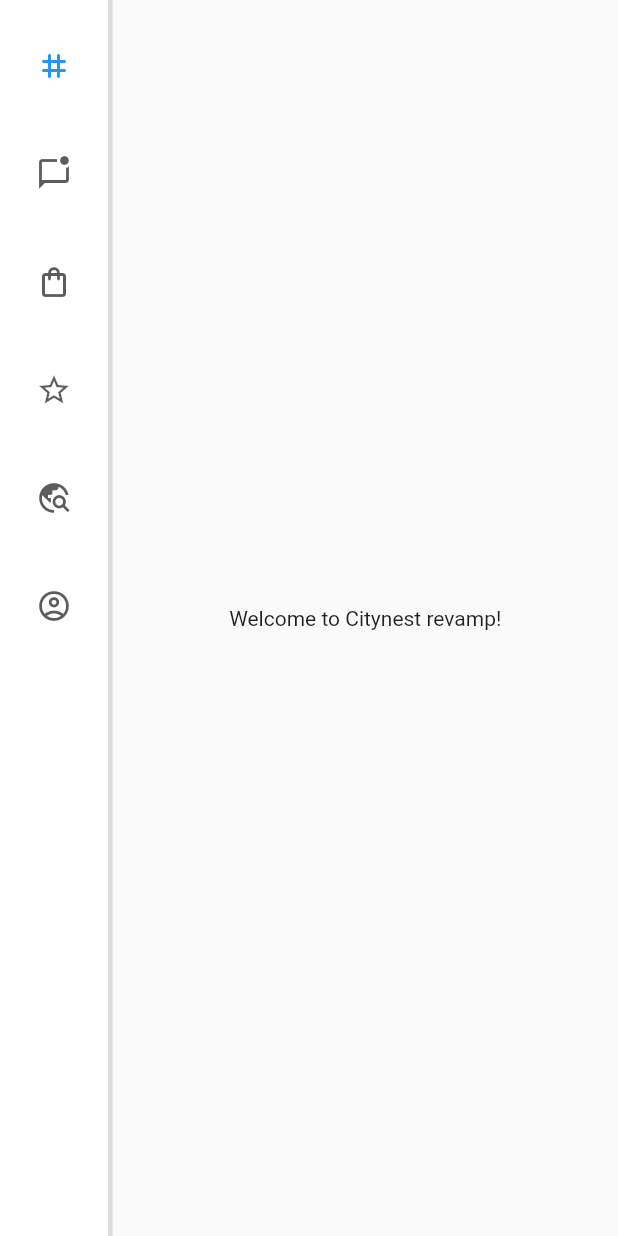
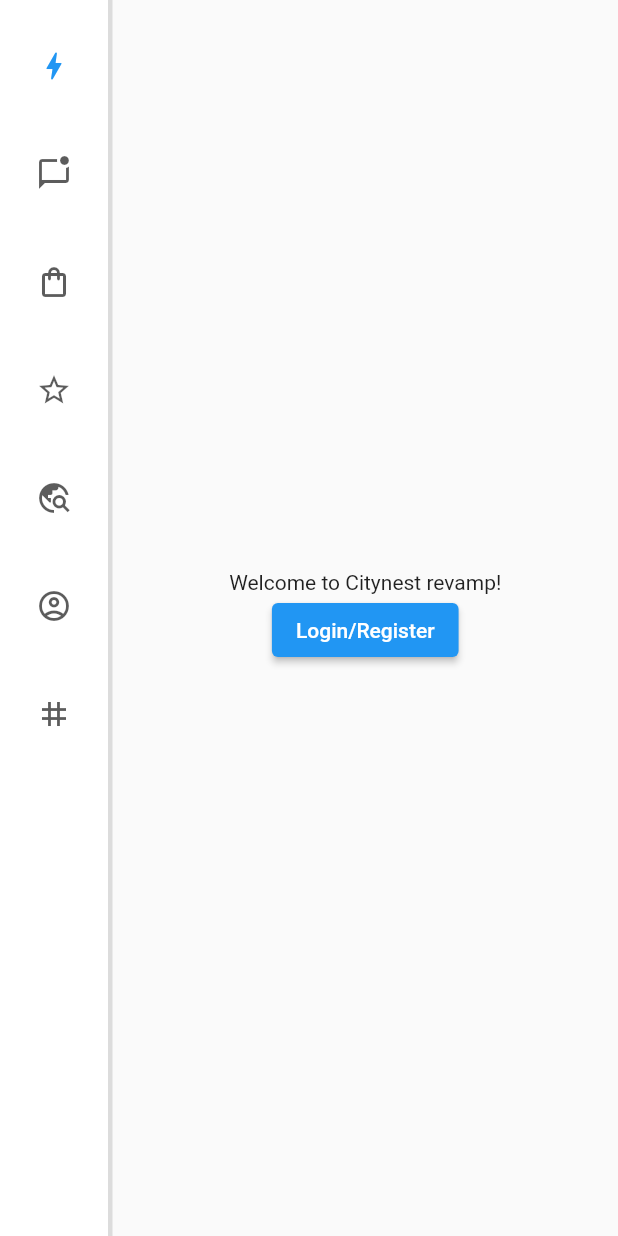
Before and after one commit to Citynest/cloud9, a Flutter app: the screen it shows after launch, on a phone screen of 412 x 824 dp. Run offline on Flutter 3.47's test engine with Material 2 defaults, Android fonts, the phone set to English and light mode, and no system bars.

Commit message:
Added some buttons for registration and login

```diff
--- a/lib/main.dart
+++ b/lib/main.dart
@@ -1,12 +1,10 @@
-// ignore_for_file: slash_for_doc_comments
-
+import 'package:cloud9/login_screen.dart';
 import 'package:flutter/material.dart';
 
-void main() => runApp(const Cloud9());
+void main() => runApp(Cloud9());
 
-//Cloud9 is a stateless widget (an empty plate/ canvas) which allows other widgets to modify it
 class Cloud9 extends StatelessWidget {
-  const Cloud9({super.key});
+  Cloud9({Key? key}) : super(key: key);
 
   @override
   Widget build(BuildContext context) {
@@ -16,27 +14,16 @@
   }
 }
 
-/**
- * PowerTool is the structure of the Navigation bar which is on the left side of the app
- * it is a stateful widget which fills empty spaces (statelesswidgets)
- *it is mostly responsible for giving the navigation bar various states depending on what is selected
- */
 class PowerTool extends StatefulWidget {
-  const PowerTool({super.key});
+  const PowerTool({Key? key}) : super(key: key);
 
   @override
   State<PowerTool> createState() => _PowerToolState();
 }
 
-/**
- * The code below simply extends the functionality of the navigation bar giving it it's
- * ability to allocate lists/ branches found within the navigation bar with numbers from 0 going up
- * It allows the Navbar to highlight the selected index and set it's state, it has icons in it
- *and other interactables
- */
 class _PowerToolState extends State<PowerTool> {
   int _selectedIndex = 0;
-  NavigationRailLabelType labelType = NavigationRailLabelType.selected;
+  NavigationRailLabelType labelType = NavigationRailLabelType.all;
   bool showLeading = false;
   bool showTrailing = false;
   double groupAligment = -1.0;
@@ -56,60 +43,60 @@
             },
             destinations: const <NavigationRailDestination>[
               NavigationRailDestination(
+                label: Text('Testing room'),
+                icon: Icon(Icons.water_drop_outlined),
+                selectedIcon: Icon(Icons.bolt_rounded),
+              ),
+              NavigationRailDestination(
+                label: Text('Chats'),
+                icon: Icon(Icons.mark_chat_unread_outlined),
+                selectedIcon: Icon(Icons.mark_chat_read),
+              ),
+              NavigationRailDestination(
+                label: Text('Shop'),
+                icon: Icon(Icons.shopping_bag_outlined),
+                selectedIcon: Icon(Icons.shopping_bag_rounded),
+              ),
+              NavigationRailDestination(
+                label: Text('Saved'),
+                icon: Icon(Icons.star_border_outlined),
+                selectedIcon: Icon(Icons.stars_rounded),
+              ),
+              NavigationRailDestination(
+                label: Text('Explore'),
+                icon: Icon(Icons.travel_explore_outlined),
+                selectedIcon: Icon(Icons.travel_explore_rounded),
+              ),
+              NavigationRailDestination(
+                label: Text('Settings'),
+                icon: Icon(Icons.account_circle_outlined),
+                selectedIcon: Icon(Icons.account_circle_rounded),
+              ),
+              NavigationRailDestination(
+                label: Text('Home'),
                 icon: Icon(Icons.tag_outlined),
                 selectedIcon: Icon(Icons.tag_rounded),
-                label: Text('Home'),
-                /*TODO I suspect that I can add a button here that allows me to switch the state of the
-              application between Home, chats, explore... etc*/
-              ),
-              NavigationRailDestination(
-                icon: Icon(Icons.mark_chat_unread_outlined),
-                selectedIcon: Icon(Icons.mark_chat_read),
-                label: Text('Chats'),
-                /*TODO I suspect that I can add a button here that allows me to switch the state of the
-              application between Home, chats, explore... etc*/
-              ),
-              NavigationRailDestination(
-                icon: Icon(Icons.shopping_bag_outlined),
-                selectedIcon: Icon(Icons.shopping_bag_rounded),
-                label: Text('Shop'),
-                /*TODO I suspect that I can add a button here that allows me to switch the state of the
-              application between Home, chats, explore... etc*/
-              ),
-              NavigationRailDestination(
-                icon: Icon(Icons.star_border_outlined),
-                selectedIcon: Icon(Icons.stars_rounded),
-                label: Text('Saved'),
-                /*TODO I suspect that I can add a button here that allows me to switch the state of the
-              application between Home, chats, explore... etc*/
-              ),
-              NavigationRailDestination(
-                icon: Icon(Icons.travel_explore_outlined),
-                selectedIcon: Icon(Icons.travel_explore_rounded),
-                label: Text('Explore'),
-                /*TODO I suspect that I can add a button here that allows me to switch the state of the
-              application between Home, chats, explore... etc*/
-              ),
-              // Cant put content here
-              NavigationRailDestination(
-                icon: Icon(Icons.account_circle_outlined),
-                //Cant put content here
-                selectedIcon: Icon(Icons.account_circle_rounded),
-                label: Text('Settings'),
               ),
             ],
           ),
           const VerticalDivider(thickness: 3, width: 3),
-          // This is the main screen content.
-
-          /*TODO the structure code below is the reason why I cant change the contents of the main 'welcome screen',
-           fix that*/
-          const Expanded(
+          Expanded(
             child: Column(
               mainAxisAlignment: MainAxisAlignment.center,
               children: <Widget>[
                 Text('Welcome to Citynest revamp!'),
-                //TODO Add a login/ registration form
+                ElevatedButton(
+                  onPressed: () {
+                    //TODO: Add code for opening login/registration form
+
+                    Navigator.push(
+                        context,
+                        MaterialPageRoute(
+                          builder: ((context) => LoginScreen()),
+                        ));
+                  },
+                  child: Text('Login/Register'),
+                ),
               ],
             ),
           ),
--- a/pubspec.yaml
+++ b/pubspec.yaml
@@ -36,6 +36,8 @@
   # Use with the CupertinoIcons class for iOS style icons.
   cupertino_icons: ^1.0.2
   flutter_signin_button: ^2.0.0
+  firebase_auth: ^4.3.0
+  google_fonts: ^4.0.3
 
 dev_dependencies:
   flutter_test:
```
Also changed, not shown: lib/login_screen.dart (added, +119 -0 lines), lib/welcmBck.dart (added, +55 -0 lines), pubspec.lock, 1 other file.
